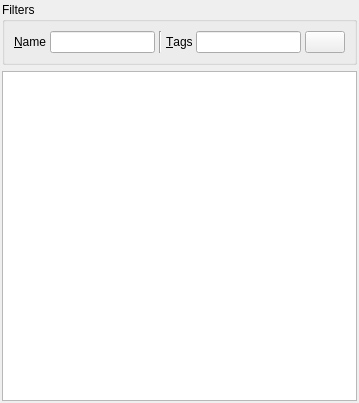
Before: the Qt Designer form bigglesworth/ui/librarywidget.ui in MaurizioB/Bigglesworth, drawn with Qt 5.
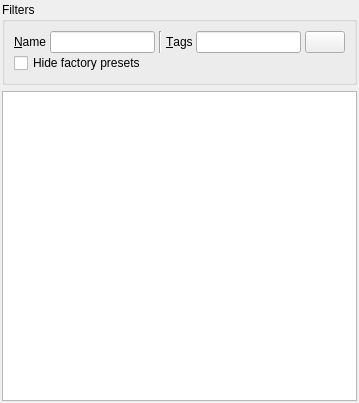
After: the same form once the commit is applied. Icons and pictures are not drawn. Custom widgets are drawn as their Qt base class.

Commit message: Find duplicates, MIDI fixes, database updates It is now possible to look for duplicates across all the library, even for duplicates of a specific sound. MIDI send (program and ctrl) is fixed and should correctly send via all channels set in preferences. Bank/program can be manually sent. Splash screen shows status of factory preset building. Fixed inverted buttons for Limit WT of OSC1/2. Main library can now filter in/out factory presets. Already opened collections (factory) cannot be opened anymore.

Diff of the .ui file:
```diff
--- a/bigglesworth/ui/librarywidget.ui
+++ b/bigglesworth/ui/librarywidget.ui
@@ -95,6 +95,13 @@
         </item>
        </layout>
       </item>
+      <item>
+       <widget class="QCheckBox" name="hideFactoryChk">
+        <property name="text">
+         <string>Hide factory presets</string>
+        </property>
+       </widget>
+      </item>
      </layout>
      <zorder></zorder>
     </widget>
```
Left out of the diff: 1 changed line with no effect on the pictures. The commit also changes 23 other files.
